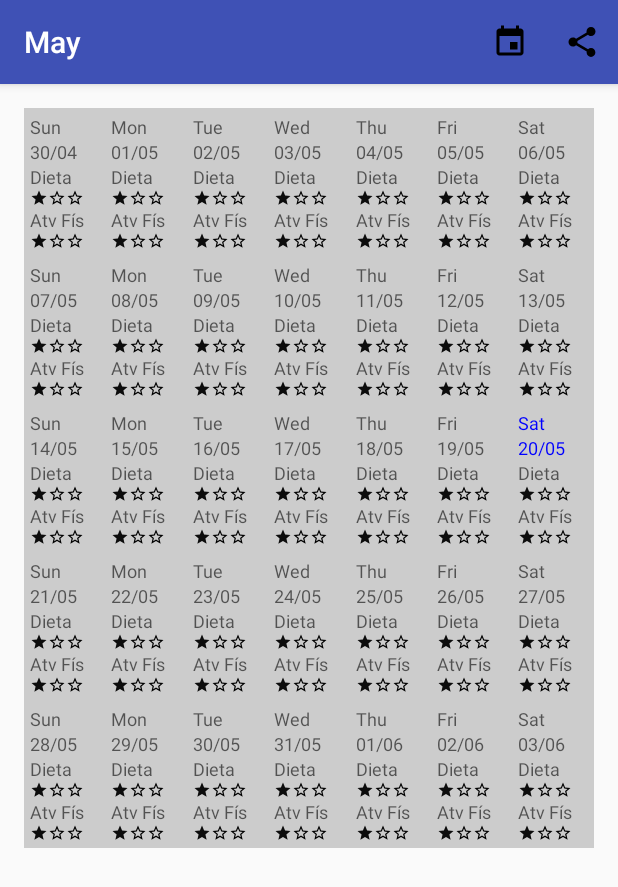
After one commit to ovictorpinto/udacity-capstone, an Android app: the MesActivity screen opened directly, with no data from a screen before it, on a phone screen of 412 x 824 dp. The commit adds this screen. Shown: the top 887 px of the screen. Run offline under Robolectric (Android 15) with nearby library versions, the phone set to English and light mode, and no system bars; our stand-ins replace ButterKnife; libraries missing offline, so code that uses them is left out: android.support.v4; 1 statement that could not run was skipped.

Commit message:
Funcionalidade de mês e ação de compartilhar o relatório

```diff
--- a/BTFit/app/src/main/AndroidManifest.xml
+++ b/BTFit/app/src/main/AndroidManifest.xml
@@ -25,6 +25,11 @@
             android:parentActivityName=".MainActivity"
             android:theme="@style/AppTheme.NoActionBar">
         </activity>
+        <activity
+            android:name=".MesActivity"
+            android:parentActivityName=".MainActivity"
+            android:theme="@style/AppTheme.NoActionBar">
+        </activity>
 
         <provider
             android:name=".model.DiaProvider"
--- /dev/null
+++ b/BTFit/app/src/main/java/br/com/r29tecnologia/btpress/btfit/MesActivity.java
@@ -0,0 +1,180 @@
+package br.com.r29tecnologia.btpress.btfit;
+
+import android.app.DatePickerDialog;
+import android.app.ProgressDialog;
+import android.content.DialogInterface;
+import android.database.Cursor;
+import android.net.Uri;
+import android.os.AsyncTask;
+import android.os.Bundle;
+import android.support.v4.app.LoaderManager;
+import android.support.v4.content.CursorLoader;
+import android.support.v4.content.Loader;
+import android.support.v4.os.AsyncTaskCompat;
+import android.support.v7.app.AppCompatActivity;
+import android.support.v7.widget.GridLayoutManager;
+import android.support.v7.widget.RecyclerView;
+import android.support.v7.widget.Toolbar;
+import android.util.Log;
+import android.view.Menu;
+import android.view.MenuItem;
+import android.widget.DatePicker;
+
+import java.util.Calendar;
+import java.util.Date;
+import java.util.List;
+import java.util.Locale;
+
+import br.com.r29tecnologia.btpress.btfit.model.Contratos;
+import br.com.r29tecnologia.btpress.btfit.model.Dia;
+import br.com.r29tecnologia.btpress.btfit.ui.DiaAdapter;
+import br.com.r29tecnologia.btpress.btfit.ui.MonthDialog;
+import br.com.r29tecnologia.btpress.btfit.util.DateUtil;
+import butterknife.BindView;
+import butterknife.ButterKnife;
+
+public class MesActivity extends AppCompatActivity implements LoaderManager.LoaderCallbacks<Cursor> {
+
+    private static final int DIA_LOADER = 500;
+    private static final String TAG = MesActivity.class.getSimpleName();
+
+    @BindView(R.id.recycler)
+    RecyclerView recyclerView;
+
+    private Date dtFim;
+    private Date dtIni;
+    private Calendar mesReferencia;
+    private List<Dia> diaList;
+    private AsyncTask<String, String, Boolean> acaoCompartilhar;
+
+    @Override
+    protected void onCreate(Bundle savedInstanceState) {
+        super.onCreate(savedInstanceState);
+        setContentView(R.layout.ly_mes);
+        ButterKnife.bind(this);
+
+        mesReferencia = DateUtil.getToday();
+        setPeriodo();
+
+        Toolbar toolbar = (Toolbar) findViewById(R.id.toolbar);
+        setSupportActionBar(toolbar);
+
+        getSupportLoaderManager().initLoader(DIA_LOADER, null, this);
+
+        recyclerView.setLayoutManager(new GridLayoutManager(this, 7));
+    }
+
+    private void setPeriodo() {
+        Calendar calendar = (Calendar) mesReferencia.clone();
+        setTitle(calendar.getDisplayName(Calendar.MONTH, Calendar.LONG, Locale.getDefault()));
+        int ultimoDia = calendar.getActualMaximum(Calendar.DAY_OF_MONTH);
+        calendar.set(Calendar.DAY_OF_MONTH, ultimoDia);
+        //primeiro sabado depois do ultimo dia do mes
+        while (calendar.get(Calendar.DAY_OF_WEEK) != Calendar.SATURDAY) {
+            calendar.add(Calendar.DAY_OF_MONTH, 1);
+        }
+        dtFim = calendar.getTime();
+
+        //primeiro domingo antes do primeiro dia do mes
+        calendar = (Calendar) mesReferencia.clone();
+        calendar.set(Calendar.DAY_OF_MONTH, 1);
+        while (calendar.get(Calendar.DAY_OF_WEEK) != Calendar.SUNDAY) {
+            calendar.add(Calendar.DAY_OF_MONTH, -1);
+        }
+        dtIni = calendar.getTime();
+    }
+
+    public boolean onCreateOptionsMenu(Menu menu) {
+        // Inflate the menu; this adds items to the action bar if it is present.
+        getMenuInflater().inflate(R.menu.menu_periodo, menu);
+        getMenuInflater().inflate(R.menu.menu_compartilhar, menu);
+        return true;
+    }
+
+    public boolean onOptionsItemSelected(MenuItem item) {
+        if (item.getItemId() == R.id.action_periodo) {
+            final MonthDialog dialog = new MonthDialog(this, new DatePickerDialog.OnDateSetListener() {
+                @Override
+                public void onDateSet(DatePicker view, int year, int month, int dayOfMonth) {
+                    mesReferencia.set(Calendar.MONTH, month);
+                    mesReferencia.set(Calendar.YEAR, year);
+                    setPeriodo();
+                    getSupportLoaderManager().initLoader(DIA_LOADER, null, MesActivity.this);
+                }
+            }, mesReferencia.get(Calendar.YEAR), mesReferencia.get(Calendar.MONTH));
+            dialog.show();
+            return true;
+        } else if (item.getItemId() == R.id.action_compartilhar) {
+            compartilhar();
+            return true;
+        }
+        return super.onOptionsItemSelected(item);
+    }
+
+    private void compartilhar() {
+        acaoCompartilhar = new AsyncTask<String, String, Boolean>() {
+
+            private ProgressDialog waiting;
+
+            @Override
+            protected void onPreExecute() {
+                super.onPreExecute();
+                waiting = ProgressDialog.show(MesActivity.this, "", getString(R.string.gerando_relatorio_), true, true);
+                waiting.setOnCancelListener(new DialogInterface.OnCancelListener() {
+                    @Override
+                    public void onCancel(DialogInterface dialog) {
+                        cancel(true);
+                    }
+                });
+                waiting.show();
+            }
+
+            @Override
+            protected Boolean doInBackground(String... params) {
+                try {
+                    Thread.sleep(5000);
+                } catch (InterruptedException e) {
+                    e.printStackTrace();
+                }
+                return true;
+            }
+
+            @Override
+            protected void onPostExecute(Boolean sucesso) {
+                super.onPostExecute(sucesso);
+                if (!isCancelled()) {
+                    if (waiting.isShowing()) {
+                        waiting.dismiss();
+                    }
+                }
+            }
+        };
+        AsyncTaskCompat.executeParallel(acaoCompartilhar);
+    }
+
+    @Override
+    public Loader<Cursor> onCreateLoader(int id, Bundle args) {
+        final Uri uri = Contratos.DIAS.buildUriPesquisa(dtIni, dtFim);
+        return new CursorLoader(this, uri, Contratos.DIAS.COLUMNS.toArray(new String[]{}), null, null, null);
+    }
+
+    @Override
+    public void onLoadFinished(Loader<Cursor> loader, Cursor data) {
+        diaList = Contratos.DIAS.getListFrom(data);
+        final DiaAdapter adapter = new DiaAdapter(DateUtil.fill(diaList, dtIni, dtFim));
+        recyclerView.setAdapter(adapter);
+    }
+
+    @Override
+    public void onLoaderReset(Loader<Cursor> loader) {
+        Log.d(TAG, "Resetando…");
+    }
+
+    @Override
+    protected void onDestroy() {
+        super.onDestroy();
+        if (acaoCompartilhar != null) {
+            acaoCompartilhar.cancel(true);
+        }
+    }
+}
--- a/BTFit/app/src/main/java/br/com/r29tecnologia/btpress/btfit/util/DateUtil.java
+++ b/BTFit/app/src/main/java/br/com/r29tecnologia/btpress/btfit/util/DateUtil.java
@@ -1,6 +1,11 @@
 package br.com.r29tecnologia.btpress.btfit.util;
 
+import java.util.ArrayList;
 import java.util.Calendar;
+import java.util.Date;
+import java.util.List;
+
+import br.com.r29tecnologia.btpress.btfit.model.Dia;
 
 /**
  * Created by victor on 15/05/17.
@@ -16,4 +21,24 @@ public class DateUtil {
         return calendar;
     }
 
+    public static List<Dia> fill(List<Dia> exists, Date dtIni, Date dtFim) {
+        List<Dia> total = new ArrayList<>();
+
+        Calendar ini = Calendar.getInstance();
+        ini.setTime(dtIni);
+        int i = 0;
+        while (!ini.getTime().after(dtFim)) {
+            if (exists.size() > i && ini.getTime().equals(exists.get(i).getDate())) {
+                total.add(exists.get(i));
+                i++;
+            } else {
+                final Dia dia = new Dia();
+                dia.setDate(ini.getTime());
+                total.add(dia);//preenche com dia default
+            }
+            ini.add(Calendar.DAY_OF_MONTH, 1);
+        }
+        return total;
+    }
+
 }
--- /dev/null
+++ b/BTFit/app/src/main/res/drawable/ic_event_black_24dp.xml
@@ -0,0 +1,9 @@
+<vector xmlns:android="http://schemas.android.com/apk/res/android"
+        android:width="24dp"
+        android:height="24dp"
+        android:viewportWidth="24.0"
+        android:viewportHeight="24.0">
+    <path
+        android:fillColor="#FF000000"
+        android:pathData="M17,12h-5v5h5v-5zM16,1v2L8,3L8,1L6,1v2L5,3c-1.11,0 -1.99,0.9 -1.99,2L3,19c0,1.1 0.89,2 2,2h14c1.1,0 2,-0.9 2,-2L21,5c0,-1.1 -0.9,-2 -2,-2h-1L18,1h-2zM19,19L5,19L5,8h14v11z"/>
+</vector>
--- /dev/null
+++ b/BTFit/app/src/main/res/drawable/ic_share_black_24dp.xml
@@ -0,0 +1,9 @@
+<vector xmlns:android="http://schemas.android.com/apk/res/android"
+        android:width="24dp"
+        android:height="24dp"
+        android:viewportWidth="24.0"
+        android:viewportHeight="24.0">
+    <path
+        android:fillColor="#FF000000"
+        android:pathData="M18,16.08c-0.76,0 -1.44,0.3 -1.96,0.77L8.91,12.7c0.05,-0.23 0.09,-0.46 0.09,-0.7s-0.04,-0.47 -0.09,-0.7l7.05,-4.11c0.54,0.5 1.25,0.81 2.04,0.81 1.66,0 3,-1.34 3,-3s-1.34,-3 -3,-3 -3,1.34 -3,3c0,0.24 0.04,0.47 0.09,0.7L8.04,9.81C7.5,9.31 6.79,9 6,9c-1.66,0 -3,1.34 -3,3s1.34,3 3,3c0.79,0 1.5,-0.31 2.04,-0.81l7.12,4.16c-0.05,0.21 -0.08,0.43 -0.08,0.65 0,1.61 1.31,2.92 2.92,2.92 1.61,0 2.92,-1.31 2.92,-2.92s-1.31,-2.92 -2.92,-2.92z"/>
+</vector>
--- /dev/null
+++ b/BTFit/app/src/main/res/layout/ly_mes.xml
@@ -0,0 +1,33 @@
+<?xml version="1.0" encoding="utf-8"?>
+<android.support.design.widget.CoordinatorLayout
+    xmlns:android="http://schemas.android.com/apk/res/android"
+    xmlns:app="http://schemas.android.com/apk/res-auto"
+    xmlns:tools="http://schemas.android.com/tools"
+    android:layout_width="match_parent"
+    android:layout_height="match_parent"
+    tools:context="br.com.r29tecnologia.btpress.btfit.MainActivity">
+
+    <android.support.design.widget.AppBarLayout
+        android:layout_width="match_parent"
+        android:layout_height="wrap_content"
+        android:theme="@style/AppTheme.AppBarOverlay">
+
+        <android.support.v7.widget.Toolbar
+            android:id="@+id/toolbar"
+            android:layout_width="match_parent"
+            android:layout_height="?attr/actionBarSize"
+            android:background="?attr/colorPrimary"
+            app:popupTheme="@style/AppTheme.PopupOverlay"/>
+
+    </android.support.design.widget.AppBarLayout>
+
+    <android.support.v7.widget.RecyclerView
+        android:id="@+id/recycler"
+        android:layout_width="match_parent"
+        android:layout_height="match_parent"
+        android:orientation="horizontal"
+        android:padding="16dp"
+        app:layout_behavior="@string/appbar_scrolling_view_behavior">
+    </android.support.v7.widget.RecyclerView>
+
+</android.support.design.widget.CoordinatorLayout>
--- /dev/null
+++ b/BTFit/app/src/main/res/menu/menu_compartilhar.xml
@@ -0,0 +1,11 @@
+<menu xmlns:android="http://schemas.android.com/apk/res/android"
+      xmlns:app="http://schemas.android.com/apk/res-auto"
+      xmlns:tools="http://schemas.android.com/tools"
+      tools:context="br.com.r29tecnologia.btpress.btfit.MainActivity">
+
+    <item android:id="@+id/action_compartilhar"
+          android:icon="@drawable/ic_share_black_24dp"
+          android:orderInCategory="100"
+          android:title="@string/compartilhar"
+          app:showAsAction="always"/>
+</menu>
--- /dev/null
+++ b/BTFit/app/src/main/res/menu/menu_periodo.xml
@@ -0,0 +1,11 @@
+<menu xmlns:android="http://schemas.android.com/apk/res/android"
+      xmlns:app="http://schemas.android.com/apk/res-auto"
+      xmlns:tools="http://schemas.android.com/tools"
+      tools:context="br.com.r29tecnologia.btpress.btfit.MainActivity">
+
+    <item android:id="@+id/action_periodo"
+          android:icon="@drawable/ic_event_black_24dp"
+          android:orderInCategory="1"
+          android:title="@string/action_periodo"
+          app:showAsAction="always"/>
+</menu>
--- a/BTFit/app/src/main/res/values/strings.xml
+++ b/BTFit/app/src/main/res/values/strings.xml
@@ -9,4 +9,9 @@
     <string name="observacao">Observação</string>
     <string name="dia">Dia</string>
     <string name="salvar">Salvar</string>
+    <string name="action_periodo">Período</string>
+    <string name="mes">Mensal</string>
+    <string name="titulo_dialogo_mes">Selecione o mês</string>
+    <string name="compartilhar">Compartilhar</string>
+    <string name="gerando_relatorio_">Gerando relatório…</string>
 </resources>
```
Also changed, not shown: BTFit/app/src/main/java/br/com/r29tecnologia/btpress/btfit/MainActivity.java (+18 -22 lines), BTFit/app/src/main/java/br/com/r29tecnologia/btpress/btfit/ui/MonthDialog.java (added, +66 -0 lines), BTFit/app/src/main/res/drawable/ic_event_note_black_24dp.xml (added, +9 -0 lines), BTFit/app/src/main/res/layout/content_main.xml (+5 -5 lines), BTFit/app/src/main/res/layout/ly_dialog_mes_ano.xml (added, +22 -0 lines), BTFit/app/src/main/res/menu/menu_mensal.xml (added, +11 -0 lines).
